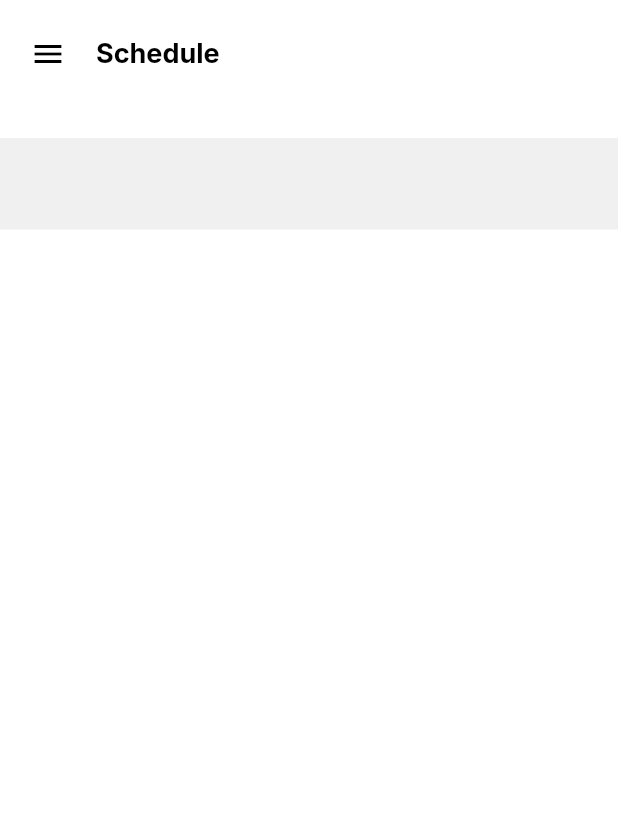
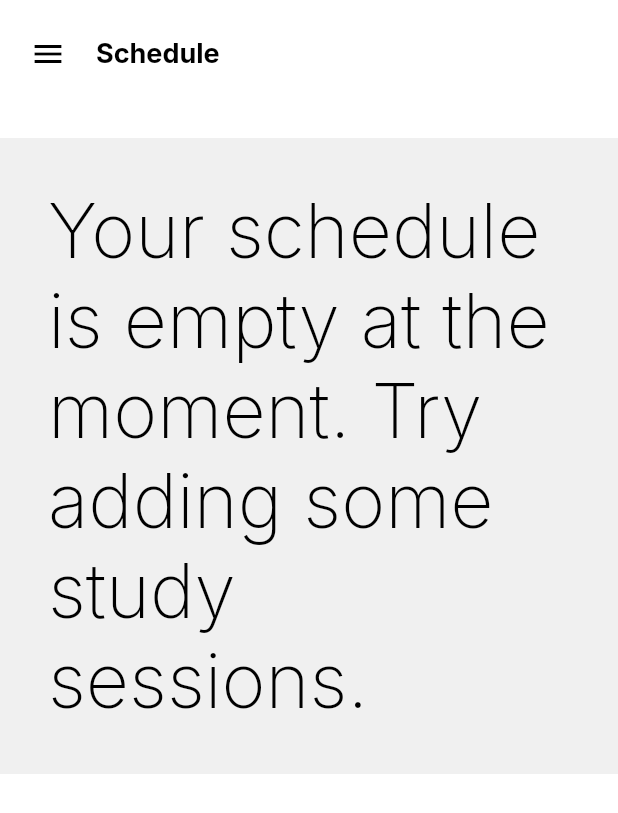
Before and after one commit to khanhdk0000/Study_Space, a Flutter app: the ScheduleScreen screen opened directly, on a phone screen of 412 x 824 dp. Shown: the top 813 px of the screen. Run offline on Flutter 3.47's test engine with Material 2 defaults, Android fonts, the phone set to English and light mode, and no system bars; our stand-ins replace flutter_svg, flutter_switch, google_fonts.

Commit message:
Added empty schedule view

```diff
--- /dev/null
+++ b/lib/Schedule/schedule_controller.dart
@@ -0,0 +1,12 @@
+class Schedule {
+  int id;
+  int rep;
+  int period;
+  List<Session> sessions = [];
+}
+
+class Session {
+  String title;
+  int start_time;
+  int end_time;
+}
--- a/lib/Schedule/view/schedule_screen.dart
+++ b/lib/Schedule/view/schedule_screen.dart
@@ -1,6 +1,7 @@
 import 'package:flutter/material.dart';
 import 'package:study_space/Home/view/side_menu.dart';
 import 'package:study_space/CommonComponents/components.dart';
+import 'package:study_space/Schedule/schedule_controller.dart';
 
 const divider = SizedBox(height: 32.0);
 
@@ -12,6 +13,8 @@ class ScheduleScreen extends StatefulWidget {
 
 class _ScheduleScreenState extends State<ScheduleScreen> {
   @override
+
+  var schedule = Schedule();
 
 
   Widget build(BuildContext context) {
@@ -29,7 +32,21 @@ class _ScheduleScreenState extends State<ScheduleScreen> {
       ),
     ]);
 
-    var Body = Container(
+    var NoSchedule = Container(
+    padding: EdgeInsets.all(32),
+    color: Color.fromRGBO(0, 0, 0, 0.06),
+    width: double.infinity,
+          child: Text(
+              "Your schedule is empty at the moment. Try adding some study sessions.",
+              textAlign: TextAlign.left,
+            style: TextStyle(
+                fontWeight: FontWeight.w200,
+                fontSize: 50,
+                color: Colors.black)
+            ),
+    );
+
+    var YesSchedule = Container(
         padding: EdgeInsets.all(22),
         color: Color.fromRGBO(0, 0, 0, 0.06),
         width: double.infinity,
@@ -37,7 +54,7 @@ class _ScheduleScreenState extends State<ScheduleScreen> {
           mainAxisAlignment: MainAxisAlignment.spaceEvenly,
           children: [
             Text(
-            "",
+              "You have a schedule!.",
               textAlign: TextAlign.left,
             ),
 
@@ -51,7 +68,7 @@ class _ScheduleScreenState extends State<ScheduleScreen> {
           child: ListView(
               scrollDirection: Axis.vertical,
               padding: const EdgeInsets.symmetric(vertical: 12),
-              children: [Navigation, divider, Body])),
+              children: [Navigation, divider, schedule.sessions.length == 0 ? NoSchedule:Schedule])),
     );
   }
 }
```
Lines whose indentation alone changed are shown as unchanged.
